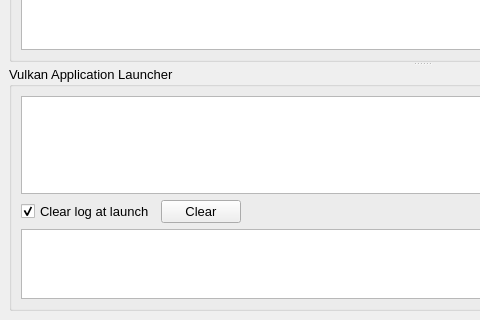
The window that vkconfig/mainwindow.ui (LunarG/VulkanTools) describes before a commit, drawn with Qt 5; both pictures show x 0 to 480 and y 320 to 640 of the 1024 by 640 pixel window.
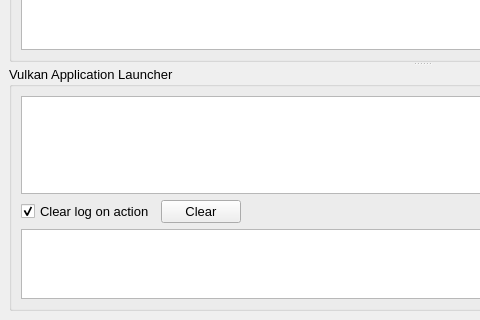
The same window after the commit.

Commit message: vkconfig: Fix clear log when changing 'Vulkan Loader Messages' type when 'Clear log on action' is unchecked

The edit to the form file:
```diff
--- a/vkconfig/mainwindow.ui
+++ b/vkconfig/mainwindow.ui
@@ -422,7 +422,7 @@
             </font>
            </property>
            <property name="text">
-            <string>Clear log at launch</string>
+            <string>Clear log on action</string>
            </property>
            <property name="checked">
             <bool>true</bool>
```
Left out of the diff: 2 changed lines with no effect on the pictures. The commit also changes 3 other files.
